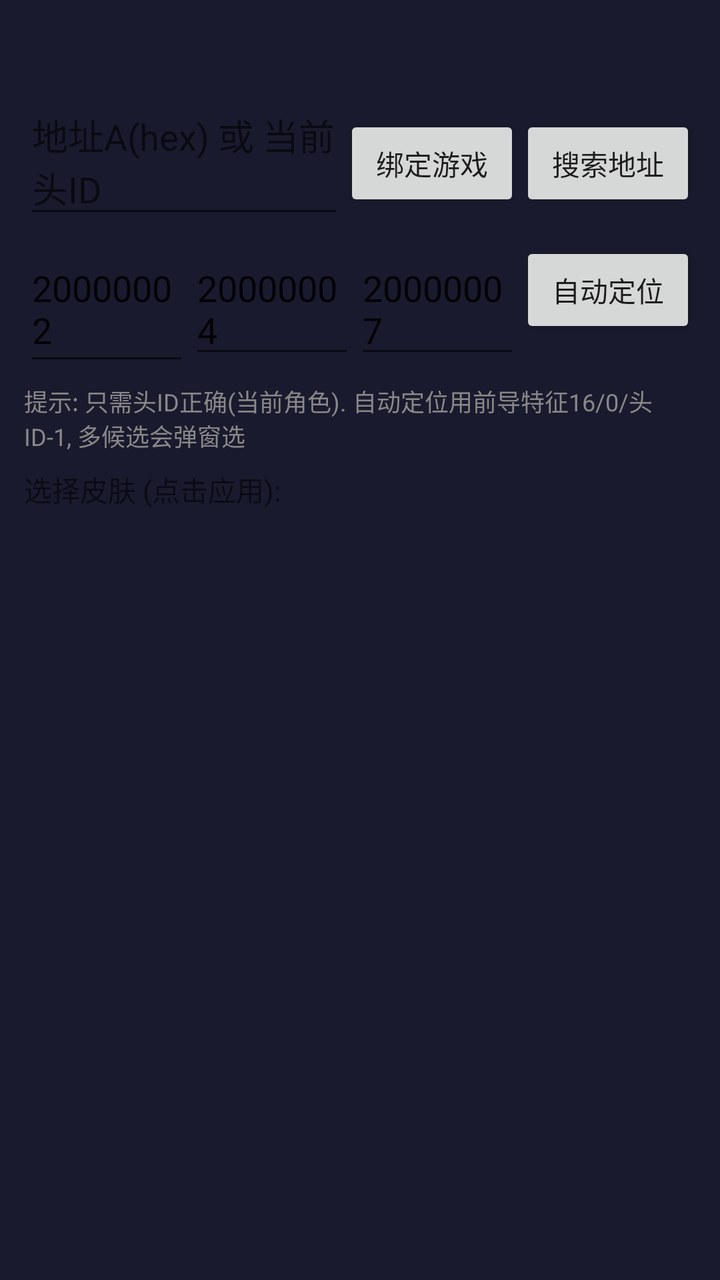
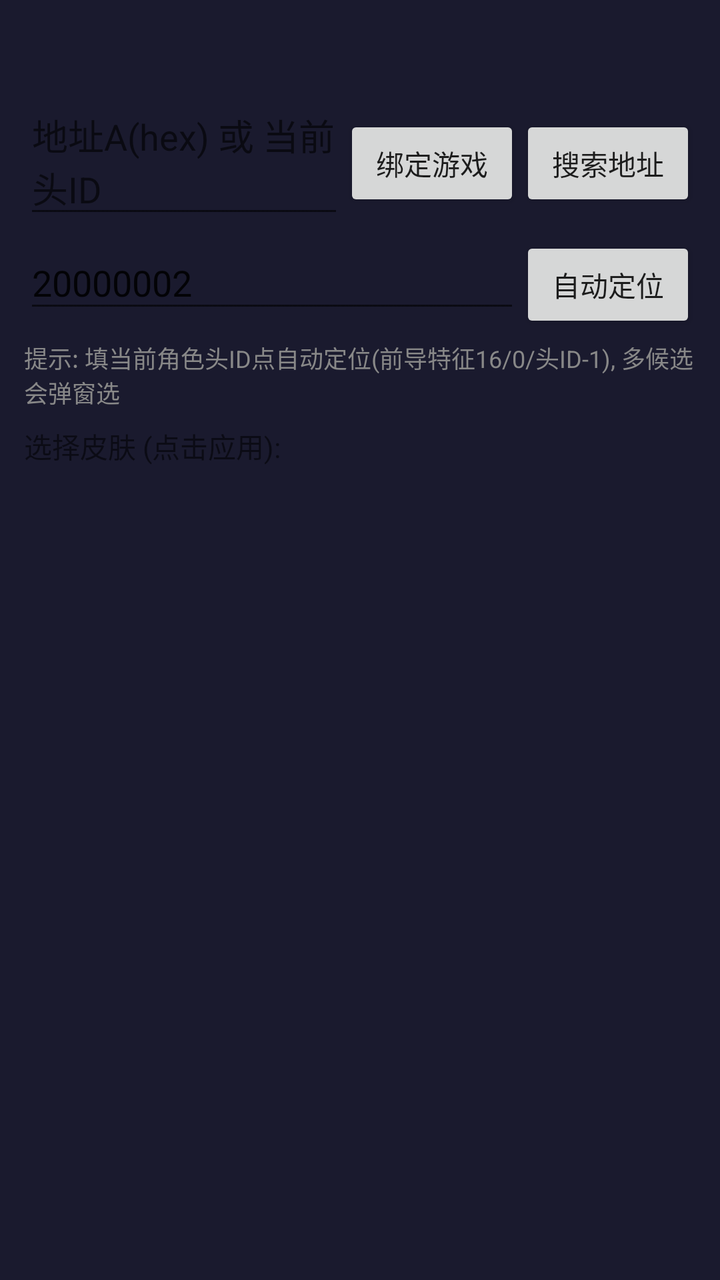

The first picture is an Android layout as it rendered before a commit; the second is the same layout after the commit. The layout source and the unified diff follow.
<!-- AndroidManifest.xml: application theme AppTheme -->
<!-- res/layout/activity_skin.xml -->
<?xml version="1.0" encoding="utf-8"?>
<LinearLayout xmlns:android="http://schemas.android.com/apk/res/android"
    android:layout_width="match_parent" android:layout_height="match_parent"
    android:orientation="vertical" android:padding="12dp">

    <TextView android:id="@+id/skin_title" android:layout_width="wrap_content" android:layout_height="wrap_content"
        android:textSize="18sp" android:textStyle="bold" />

    <LinearLayout android:layout_width="match_parent" android:layout_height="wrap_content"
        android:orientation="horizontal" android:layout_marginTop="8dp">
        <EditText android:id="@+id/addr_input" android:layout_width="0dp" android:layout_height="wrap_content"
            android:layout_weight="1" android:hint="地址A(hex) 或 当前头ID" />
        <Button android:id="@+id/btn_attach" android:layout_width="wrap_content" android:layout_height="wrap_content"
            android:text="绑定游戏" />
        <Button android:id="@+id/btn_scan" android:layout_width="wrap_content" android:layout_height="wrap_content"
            android:text="搜索地址" />
    </LinearLayout>

    <LinearLayout android:layout_width="match_parent" android:layout_height="wrap_content"
        android:orientation="horizontal" android:layout_marginTop="4dp">
        <EditText android:id="@+id/head_input" android:layout_width="0dp" android:layout_height="wrap_content"
            android:layout_weight="1" android:hint="头ID(必填)" android:text="20000002" />
        <EditText android:id="@+id/face_input" android:layout_width="0dp" android:layout_height="wrap_content"
            android:layout_weight="1" android:hint="脸(备选)" android:text="20000004" />
        <EditText android:id="@+id/body_input" android:layout_width="0dp" android:layout_height="wrap_content"
            android:layout_weight="1" android:hint="身(备选)" android:text="20000007" />
        <Button android:id="@+id/btn_auto" android:layout_width="wrap_content" android:layout_height="wrap_content"
            android:text="自动定位" />
    </LinearLayout>

    <TextView android:id="@+id/addr_info" android:layout_width="wrap_content" android:layout_height="wrap_content"
        android:text="提示: 只需头ID正确(当前角色). 自动定位用前导特征16/0/头ID-1, 多候选会弹窗选"
        android:textSize="12sp" android:textColor="#888888" android:layout_marginTop="4dp"
        android:layout_marginBottom="8dp" />

    <TextView android:layout_width="wrap_content" android:layout_height="wrap_content"
        android:text="选择皮肤 (点击应用):" android:textSize="14sp" />
    <ListView android:id="@+id/skin_list" android:layout_width="match_parent"
        android:layout_height="match_parent" />
</LinearLayout>
<!-- resources referenced by this layout -->
<resources>
  <style name="AppTheme" parent="Theme.AppCompat.DayNight.NoActionBar">
          <item name="android:windowBackground">@color/bg</item>
          <item name="colorPrimary">@color/accent</item>
      </style>
  <color name="bg">#FF1A1A2E</color>
  <color name="accent">#FFE94560</color>
</resources>

<!-- the commit's change to res/layout/activity_skin.xml (unified diff, before → after) -->
@@ -19,17 +19,13 @@
     <LinearLayout android:layout_width="match_parent" android:layout_height="wrap_content"
         android:orientation="horizontal" android:layout_marginTop="4dp">
         <EditText android:id="@+id/head_input" android:layout_width="0dp" android:layout_height="wrap_content"
-            android:layout_weight="1" android:hint="头ID(必填)" android:text="20000002" />
-        <EditText android:id="@+id/face_input" android:layout_width="0dp" android:layout_height="wrap_content"
-            android:layout_weight="1" android:hint="脸(备选)" android:text="20000004" />
-        <EditText android:id="@+id/body_input" android:layout_width="0dp" android:layout_height="wrap_content"
-            android:layout_weight="1" android:hint="身(备选)" android:text="20000007" />
+            android:layout_weight="1" android:hint="当前角色头ID(必填)" android:text="20000002" />
         <Button android:id="@+id/btn_auto" android:layout_width="wrap_content" android:layout_height="wrap_content"
             android:text="自动定位" />
     </LinearLayout>
 
     <TextView android:id="@+id/addr_info" android:layout_width="wrap_content" android:layout_height="wrap_content"
-        android:text="提示: 只需头ID正确(当前角色). 自动定位用前导特征16/0/头ID-1, 多候选会弹窗选"
+        android:text="提示: 填当前角色头ID点自动定位(前导特征16/0/头ID-1), 多候选会弹窗选"
         android:textSize="12sp" android:textColor="#888888" android:layout_marginTop="4dp"
         android:layout_marginBottom="8dp" />
 
